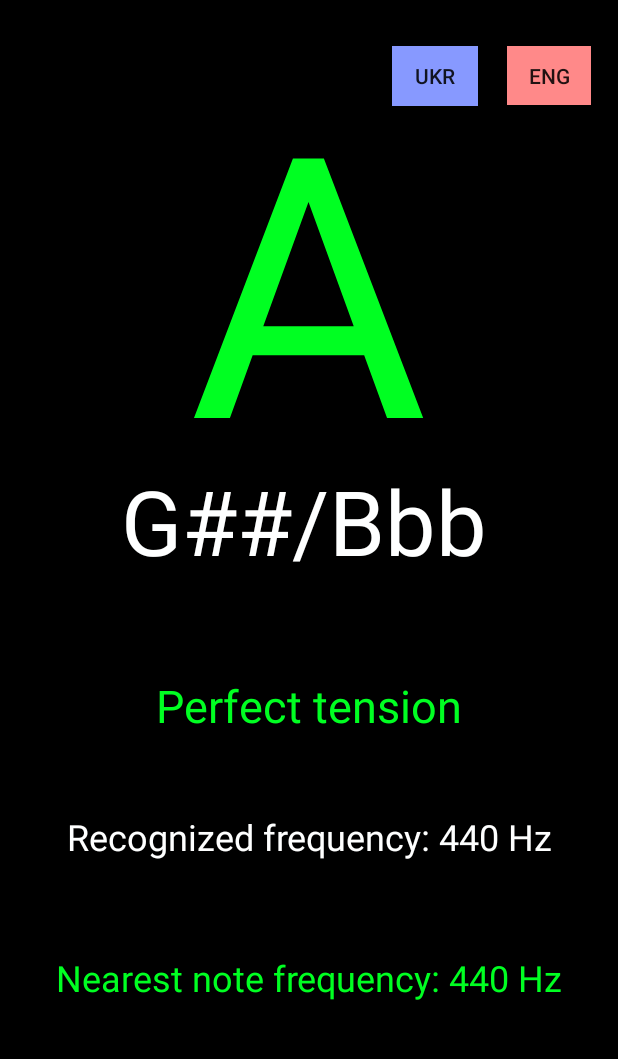
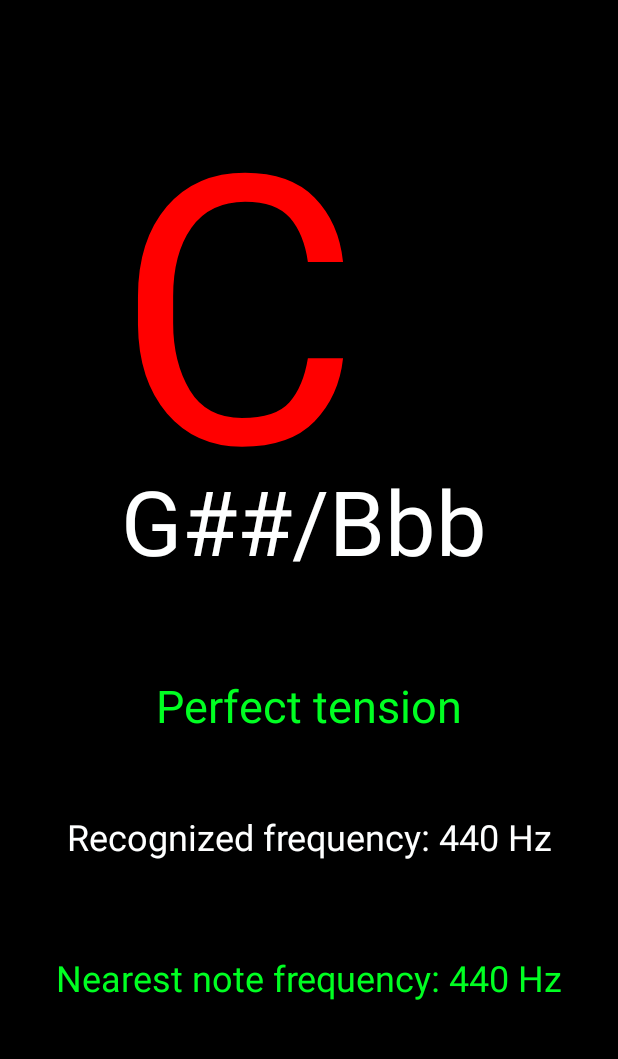
Before and after one commit to irina-voropaeva/GuitarTuner, an Android app: the screen it shows after launch (MainActivity), on a phone screen of 412 x 824 dp, the part 62-1121 px from its top. Run offline under Robolectric (Android 15) with nearby library versions, the phone set to English and light mode, and no system bars; 3 statements that could not run were skipped.

Commit message:
Text updated; code added

```diff
--- a/app/src/main/java/com/ksu/lunmijo/guitartuner/MainActivity.java
+++ b/app/src/main/java/com/ksu/lunmijo/guitartuner/MainActivity.java
@@ -3,22 +3,27 @@ package com.ksu.lunmijo.guitartuner;
 import android.Manifest;
 import android.app.Application;
 import android.content.pm.PackageManager;
+import android.graphics.Color;
 import android.os.Build;
 import android.support.annotation.RequiresApi;
 import android.support.annotation.UiThread;
 import android.support.v4.app.ActivityCompat;
 import android.support.v7.app.AppCompatActivity;
 import android.os.Bundle;
+import android.widget.TextView;
 
 import com.ksu.lunmijo.guitartuner.audiorecorder.AndroidAudioConfig;
 import com.ksu.lunmijo.guitartuner.audiorecorder.converter.PCMArrayConverter;
 import com.ksu.lunmijo.guitartuner.audiorecorder.AndroidAudioRecorder;
 import com.ksu.lunmijo.guitartuner.threads.AnalyzerThread;
 import com.ksu.lunmijo.guitartuner.threads.AudioRecordThread;
+import com.ksu.lunmijo.guitartuner.threads.CommonInformationForThreads;
 
 import java.util.concurrent.ThreadPoolExecutor;
 
 public class MainActivity extends AppCompatActivity {
+
+    public static CommonInformationForThreads commonInformationForThreads = new CommonInformationForThreads();
 
     @Override
     protected void onCreate(Bundle savedInstanceState) {
@@ -32,8 +37,11 @@ public class MainActivity extends AppCompatActivity {
                     123);
         }
         else {
-                new AudioRecordThread().run();
-                new AnalyzerThread().run();
+                new AudioRecordThread(this).run();
+                new AnalyzerThread(this).run();
+            TextView resultNote = (TextView) findViewById(R.id.findedNote);
+            resultNote.setText(commonInformationForThreads.getNoteName());
+            resultNote.setTextColor(Color.rgb(255, 0, 0));
         }
 
     }
--- a/app/src/main/java/com/ksu/lunmijo/guitartuner/threads/AnalyzerThread.java
+++ b/app/src/main/java/com/ksu/lunmijo/guitartuner/threads/AnalyzerThread.java
@@ -1,28 +1,35 @@
 package com.ksu.lunmijo.guitartuner.threads;
 
+import android.app.Activity;
+
+import com.ksu.lunmijo.guitartuner.MainActivity;
 import com.ksu.lunmijo.guitartuner.detection.FFT.Complex;
 import com.ksu.lunmijo.guitartuner.detection.FFT.FFT;
 
 public class AnalyzerThread implements Runnable {
 
+    Activity activity;
+
+    public AnalyzerThread(Activity activity) {
+        this.activity = activity;
+    }
     public void run() {
             Complex[] complexArray = this.makeComplexArray();
+        MainActivity.commonInformationForThreads.setComplexArray(FFT.fft(complexArray));
 
-            CommonInformationForThreads.setComplexArray(FFT.fft(complexArray));
+            double[] frequencies = this.makeFrequenciesArray(MainActivity.commonInformationForThreads.getComplexArray());
 
-            double[] frequencies = this.makeFrequenciesArray(CommonInformationForThreads.getComplexArray());
-
-            CommonInformationForThreads.setFrequency(this.maxFrequency(frequencies));
+        MainActivity.commonInformationForThreads.setFrequency(this.maxFrequency(frequencies));
 
     }
 
     private Complex[] makeComplexArray() {
 
-        int byteArrayLength = CommonInformationForThreads.getBytes().length;
+        int byteArrayLength = MainActivity.commonInformationForThreads.getBytes().length;
         Complex[] complexArray = new Complex[byteArrayLength];
 
         for (int i = 0; i < byteArrayLength; i++) {
-            complexArray[i] = new Complex(CommonInformationForThreads.getBytes()[i], 0);
+            complexArray[i] = new Complex(MainActivity.commonInformationForThreads.getBytes()[i], 0);
         }
 
         return complexArray;
--- a/app/src/main/java/com/ksu/lunmijo/guitartuner/threads/AudioRecordThread.java
+++ b/app/src/main/java/com/ksu/lunmijo/guitartuner/threads/AudioRecordThread.java
@@ -1,5 +1,8 @@
 package com.ksu.lunmijo.guitartuner.threads;
 
+import android.app.Activity;
+
+import com.ksu.lunmijo.guitartuner.MainActivity;
 import com.ksu.lunmijo.guitartuner.audiorecorder.AndroidAudioConfig;
 import com.ksu.lunmijo.guitartuner.audiorecorder.AndroidAudioRecorder;
 import com.ksu.lunmijo.guitartuner.audiorecorder.converter.PCMArrayConverter;
@@ -7,10 +10,16 @@ import com.ksu.lunmijo.guitartuner.audiorecorder.converter.PCMArrayConverter;
 
 public class AudioRecordThread implements Runnable {
 
+    Activity activity;
+
+    public AudioRecordThread(Activity activity) {
+        this.activity = activity;
+    }
+
     public void run() {
             AndroidAudioRecorder audioRecorder = new AndroidAudioRecorder(new AndroidAudioConfig(), new PCMArrayConverter());
             audioRecorder.startRecording();
-            CommonInformationForThreads.setBytes(audioRecorder.readNext());
+            MainActivity.commonInformationForThreads.setBytes(audioRecorder.readNext());
 
     }
 }
--- a/app/src/main/java/com/ksu/lunmijo/guitartuner/threads/CommonInformationForThreads.java
+++ b/app/src/main/java/com/ksu/lunmijo/guitartuner/threads/CommonInformationForThreads.java
@@ -4,34 +4,44 @@ import com.ksu.lunmijo.guitartuner.detection.FFT.Complex;
 
 public class CommonInformationForThreads {
 
-    private static volatile float[] bytes;
+    private volatile float[] bytes;
 
-    private static volatile Complex[] complexArray;
+    private volatile Complex[] complexArray;
 
-    private static volatile double frequency;
+    private volatile double frequency;
 
-    public static float[] getBytes() {
+    private volatile String noteName = "C";
+
+    public float[] getBytes() {
         return bytes;
     }
 
-    public static void setBytes(float[] array) {
-        bytes = array;
+    public void setBytes(float[] array) {
+        this.bytes = array;
     }
 
-    public static Complex[] getComplexArray() {
-        return complexArray;
+    public Complex[] getComplexArray() {
+        return this.complexArray;
     }
 
-    public static void setComplexArray(Complex[] array) {
-        complexArray = array;
+    public void setComplexArray(Complex[] array) {
+        this.complexArray = array;
     }
 
-    public static double getFrequency() {
-        return frequency;
+    public double getFrequency() {
+        return this.frequency;
     }
 
-    public static void setFrequency(double freq) {
-        frequency = freq;
+    public void setFrequency(double freq) {
+        this.frequency = freq;
+    }
+
+    public String getNoteName() {
+        return this.noteName;
+    }
+
+    public void setNoteName(String noteName) {
+        this.noteName = noteName;
     }
 
 }
--- a/app/src/main/res/layout/activity_main.xml
+++ b/app/src/main/res/layout/activity_main.xml
@@ -88,38 +88,18 @@
 
     <TextView
         android:id="@+id/findedNote"
-        android:layout_width="162dp"
-        android:layout_height="260dp"
-        android:layout_marginStart="124dp"
-        android:layout_marginLeft="124dp"
-        android:layout_marginTop="4dp"
+        android:layout_width="328dp"
+        android:layout_height="290dp"
+        android:layout_marginStart="92dp"
+        android:layout_marginLeft="92dp"
+        android:layout_marginTop="16dp"
+        android:layout_marginEnd="8dp"
+        android:layout_marginRight="8dp"
         android:text="@string/findedNote"
         android:textColor="@color/colorAccent"
         android:textSize="250sp"
-        app:layout_constraintStart_toStartOf="parent"
-        app:layout_constraintTop_toTopOf="parent" />
-
-    <Button
-        android:id="@+id/ukr_butt"
-        android:layout_width="57dp"
-        android:layout_height="40dp"
-        android:layout_marginStart="261dp"
-        android:layout_marginLeft="261dp"
-        android:layout_marginTop="16dp"
-        android:background="@color/ukrButton"
-        android:text="@string/ukr_lang"
-        app:layout_constraintStart_toStartOf="parent"
-        app:layout_constraintTop_toTopOf="parent" />
-
-    <Button
-        android:id="@+id/eng_butt"
-        android:layout_width="56dp"
-        android:layout_height="39dp"
-        android:layout_marginStart="338dp"
-        android:layout_marginLeft="338dp"
-        android:layout_marginTop="16dp"
-        android:background="@color/engButton"
-        android:text="@string/eng_lang"
+        app:layout_constraintEnd_toEndOf="parent"
+        app:layout_constraintHorizontal_bias="0.941"
         app:layout_constraintStart_toStartOf="parent"
         app:layout_constraintTop_toTopOf="parent" />
 
--- a/app/src/main/res/values/strings.xml
+++ b/app/src/main/res/values/strings.xml
@@ -3,8 +3,6 @@
     <string name="app_name">Guitar Tuner</string>
     <string name="findedNote">A</string>
     <string name="anotherNoteName">G##/Bbb</string>
-    <string name="ukr_lang">UKR</string>
-    <string name="eng_lang">ENG</string>
     <string name="recomendation">Perfect tension</string>
     <string name="actualFrequency">Recognized frequency: 440 Hz</string>
     <string name="expectedFrequency">Nearest note frequency: 440 Hz</string>
```
Also changed, not shown: app/src/main/java/com/ksu/lunmijo/guitartuner/note/MapFrequencyFinder.java (+15 -15 lines), app/src/main/java/com/ksu/lunmijo/guitartuner/note/NoteNameChecker.java (added, +8 -0 lines), 7 other files.
